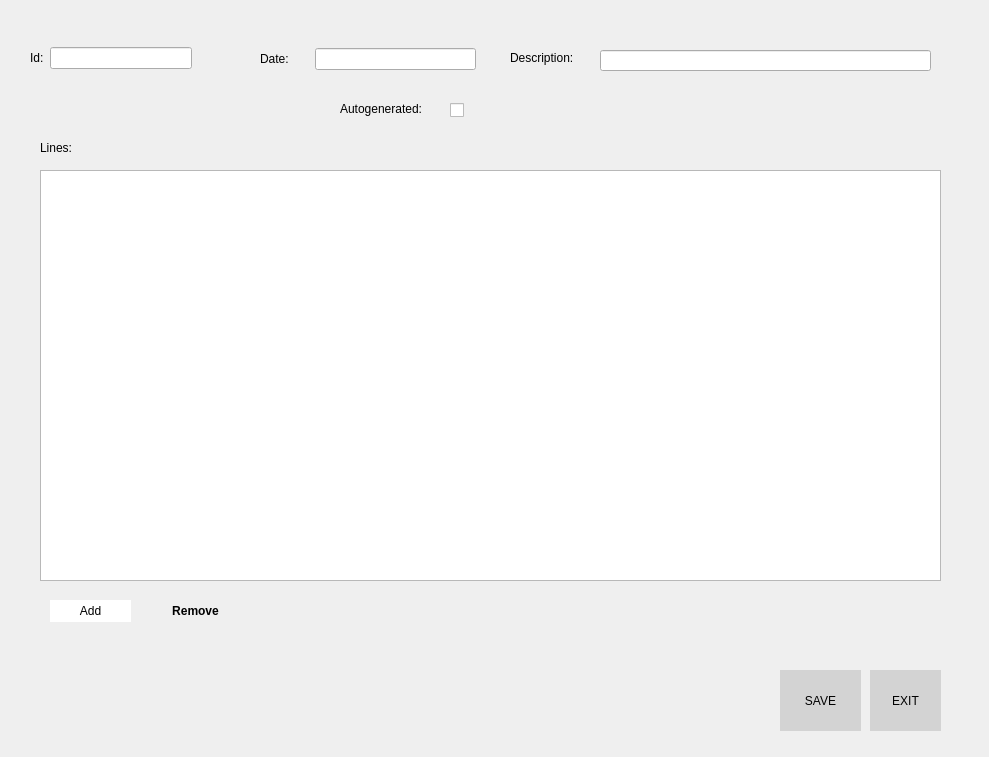
Above: uis/journal_entry_form.ui from andrei219/euromedia before the change. Below: the same form after it.
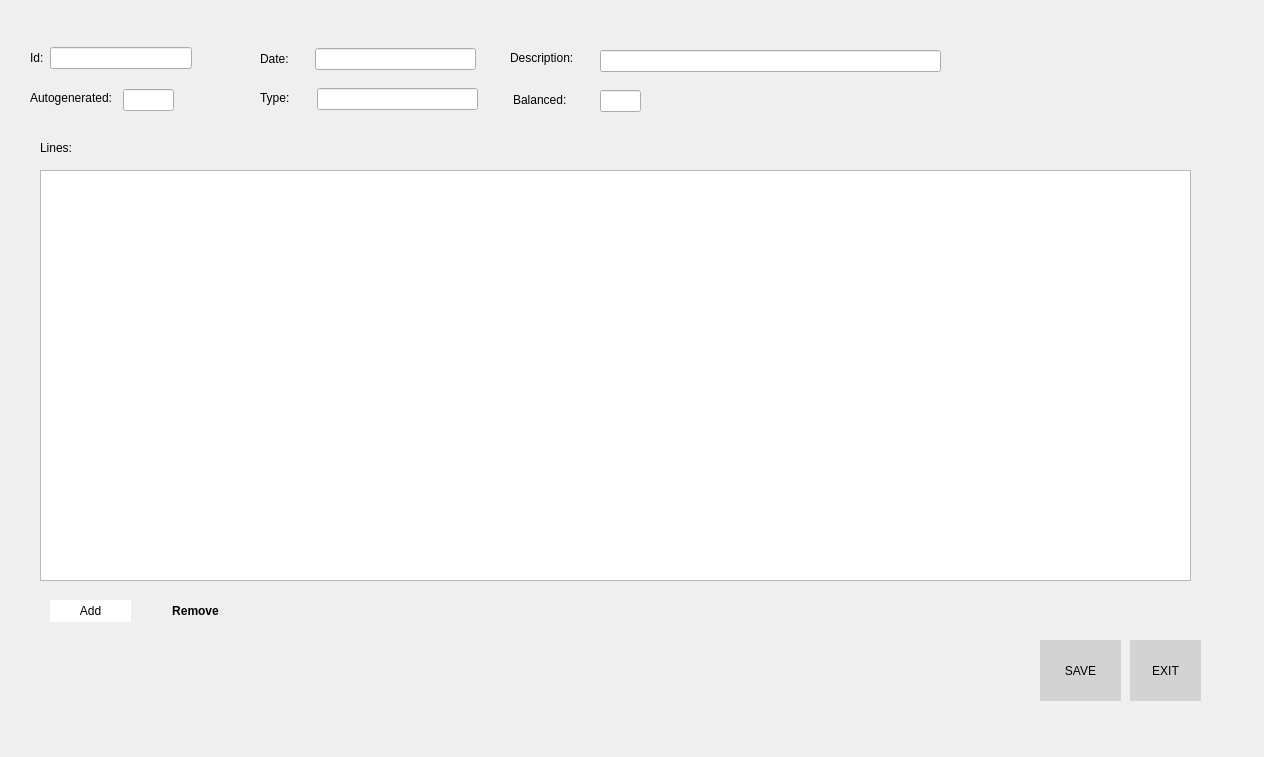
That is the form after the change. Icons and pictures are not drawn.

What changed in the file:
```diff
--- a/uis/journal_entry_form.ui
+++ b/uis/journal_entry_form.ui
@@ -6,7 +6,7 @@
    <rect>
     <x>0</x>
     <y>0</y>
-    <width>989</width>
+    <width>1264</width>
     <height>757</height>
    </rect>
   </property>
@@ -26,21 +26,6 @@
     <string/>
    </property>
   </widget>
-  <widget class="QLineEdit" name="description">
-   <property name="geometry">
-    <rect>
-     <x>600</x>
-     <y>50</y>
-     <width>331</width>
-     <height>21</height>
-    </rect>
-   </property>
-   <property name="font">
-    <font>
-     <pointsize>14</pointsize>
-    </font>
-   </property>
-  </widget>
   <widget class="QLabel" name="label_2">
    <property name="geometry">
     <rect>
@@ -70,8 +55,8 @@
   <widget class="QLabel" name="label_4">
    <property name="geometry">
     <rect>
-     <x>340</x>
-     <y>101</y>
+     <x>30</x>
+     <y>90</y>
      <width>101</width>
      <height>16</height>
     </rect>
@@ -80,28 +65,12 @@
     <string>Autogenerated:</string>
    </property>
   </widget>
-  <widget class="QCheckBox" name="checkBox">
-   <property name="geometry">
-    <rect>
-     <x>450</x>
-     <y>100</y>
-     <width>41</width>
-     <height>20</height>
-    </rect>
-   </property>
-   <property name="text">
-    <string/>
-   </property>
-   <property name="checkable">
-    <bool>false</bool>
-   </property>
-  </widget>
-  <widget class="QTableView" name="lines">
+  <widget class="QTableView" name="view">
    <property name="geometry">
     <rect>
      <x>40</x>
      <y>170</y>
-     <width>901</width>
+     <width>1151</width>
      <height>411</height>
     </rect>
    </property>
@@ -111,6 +80,21 @@
    <property name="selectionMode">
     <enum>QAbstractItemView::NoSelection</enum>
    </property>
+   <property name="selectionBehavior">
+    <enum>QAbstractItemView::SelectRows</enum>
+   </property>
+   <attribute name="horizontalHeaderDefaultSectionSize">
+    <number>130</number>
+   </attribute>
+   <attribute name="horizontalHeaderMinimumSectionSize">
+    <number>150</number>
+   </attribute>
+   <attribute name="horizontalHeaderShowSortIndicator" stdset="0">
+    <bool>false</bool>
+   </attribute>
+   <attribute name="verticalHeaderMinimumSectionSize">
+    <number>26</number>
+   </attribute>
   </widget>
   <widget class="QLabel" name="label_6">
    <property name="geometry">
@@ -128,8 +112,8 @@
   <widget class="QToolButton" name="save">
    <property name="geometry">
     <rect>
-     <x>780</x>
-     <y>670</y>
+     <x>1040</x>
+     <y>640</y>
      <width>81</width>
      <height>61</height>
     </rect>
@@ -160,8 +144,8 @@
   <widget class="QToolButton" name="exit">
    <property name="geometry">
     <rect>
-     <x>870</x>
-     <y>670</y>
+     <x>1130</x>
+     <y>640</y>
      <width>71</width>
      <height>61</height>
     </rect>
@@ -275,6 +259,113 @@
     <bool>true</bool>
    </property>
   </widget>
+  <widget class="QLineEdit" name="description">
+   <property name="geometry">
+    <rect>
+     <x>600</x>
+     <y>50</y>
+     <width>341</width>
+     <height>22</height>
+    </rect>
+   </property>
+   <property name="text">
+    <string/>
+   </property>
+  </widget>
+  <widget class="QLineEdit" name="type">
+   <property name="geometry">
+    <rect>
+     <x>317</x>
+     <y>88</y>
+     <width>161</width>
+     <height>22</height>
+    </rect>
+   </property>
+   <property name="text">
+    <string/>
+   </property>
+  </widget>
+  <widget class="QLabel" name="label_5">
+   <property name="geometry">
+    <rect>
+     <x>260</x>
+     <y>90</y>
+     <width>55</width>
+     <height>16</height>
+    </rect>
+   </property>
+   <property name="text">
+    <string>Type:</string>
+   </property>
+  </widget>
+  <widget class="QLineEdit" name="autogenerated">
+   <property name="geometry">
+    <rect>
+     <x>123</x>
+     <y>89</y>
+     <width>51</width>
+     <height>22</height>
+    </rect>
+   </property>
+   <property name="text">
+    <string/>
+   </property>
+   <property name="readOnly">
+    <bool>true</bool>
+   </property>
+  </widget>
+  <widget class="QLabel" name="label_7">
+   <property name="geometry">
+    <rect>
+     <x>513</x>
+     <y>90</y>
+     <width>71</width>
+     <height>20</height>
+    </rect>
+   </property>
+   <property name="text">
+    <string>Balanced:</string>
+   </property>
+  </widget>
+  <widget class="QLabel" name="balanced_flag">
+   <property name="geometry">
+    <rect>
+     <x>680</x>
+     <y>90</y>
+     <width>31</width>
+     <height>21</height>
+    </rect>
+   </property>
+   <property name="text">
+    <string/>
+   </property>
+  </widget>
+  <widget class="QLineEdit" name="balanced_text">
+   <property name="geometry">
+    <rect>
+     <x>600</x>
+     <y>90</y>
+     <width>41</width>
+     <height>22</height>
+    </rect>
+   </property>
+   <property name="readOnly">
+    <bool>true</bool>
+   </property>
+  </widget>
+  <widget class="QLabel" name="autogenerated_flag">
+   <property name="geometry">
+    <rect>
+     <x>190</x>
+     <y>90</y>
+     <width>31</width>
+     <height>21</height>
+    </rect>
+   </property>
+   <property name="text">
+    <string/>
+   </property>
+  </widget>
  </widget>
  <resources>
   <include location="../app/icons.qrc"/>
```
Left out of the diff: 44 changed lines with no effect on the pictures.
